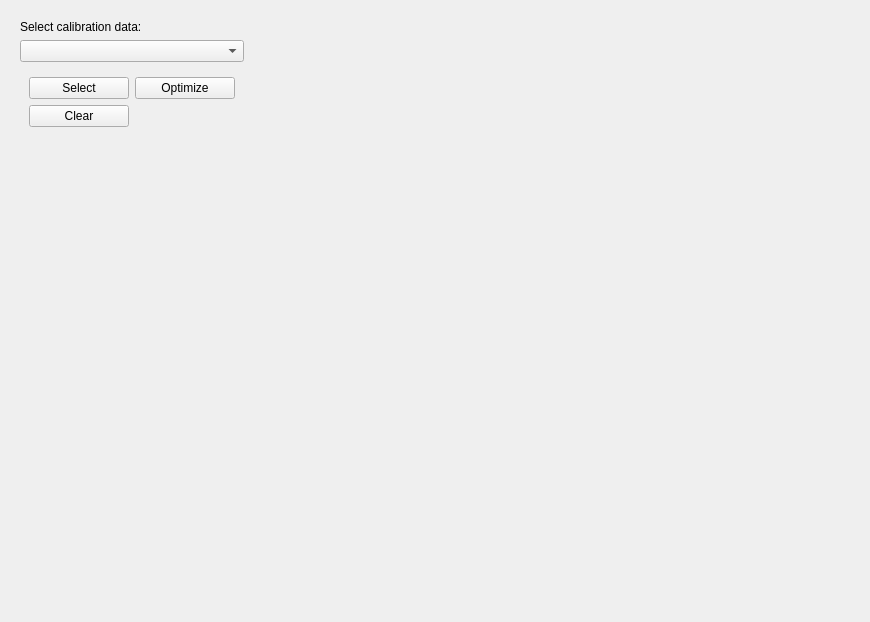
Qt form bmicro/gui/extraction/extraction_view.ui (BrillouinMicroscopy/BMicro) before a commit.
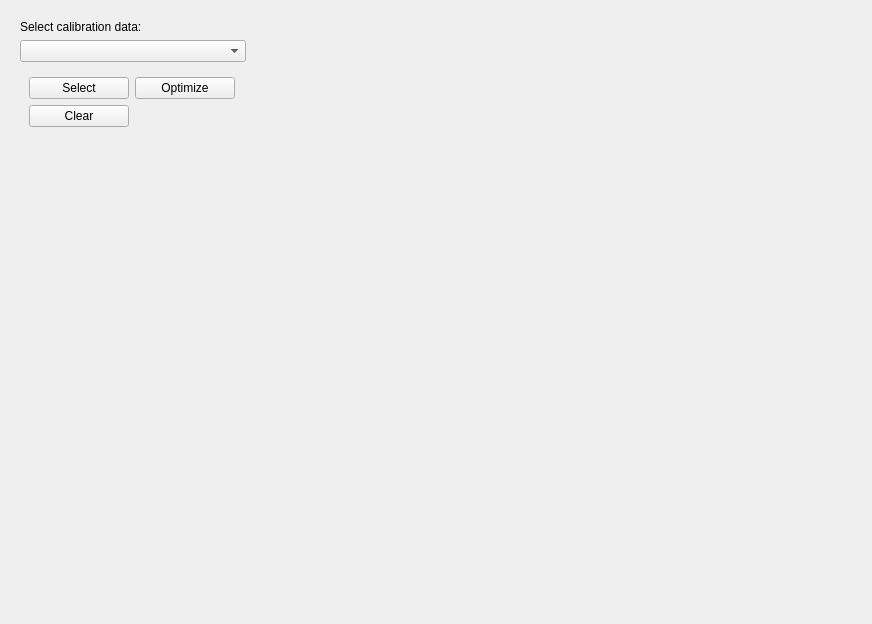
The same form after that commit.

Commit message: Show calibration image in extraction view

```diff
--- a/bmicro/gui/extraction/extraction_view.ui
+++ b/bmicro/gui/extraction/extraction_view.ui
@@ -6,8 +6,8 @@
    <rect>
     <x>0</x>
     <y>0</y>
-    <width>806</width>
-    <height>600</height>
+    <width>872</width>
+    <height>624</height>
    </rect>
   </property>
   <property name="windowTitle">
```
Left out of the diff: 2 changed lines with no effect on the pictures. The commit also changes 1 other file.
